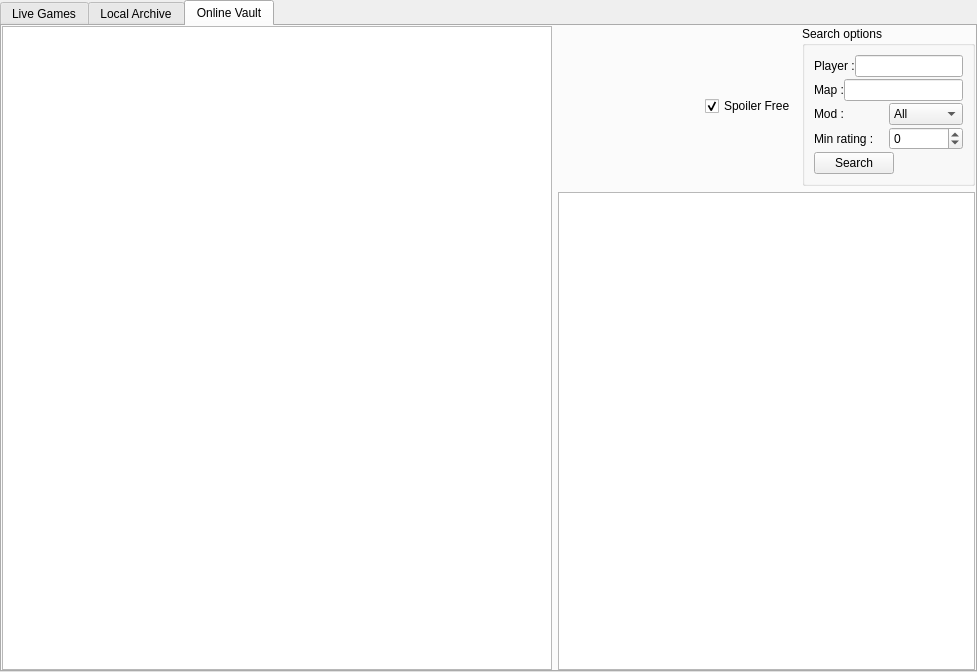
Before: the Qt Designer form res/replays/replays.ui in FAForever/client, drawn with Qt 5.
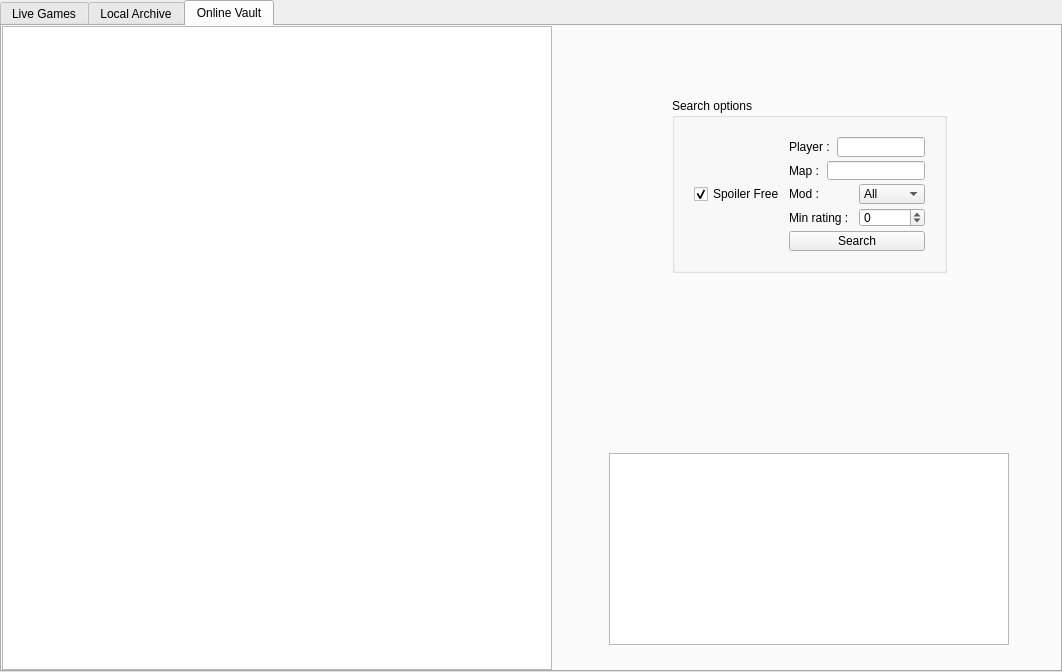
After: the same form once the commit is applied.

Commit message:
Redesign UI in replay vault
* Changed UI in the Replayvault
* Split generateInfoPlayersHtml into different methods
* Moved HTML as much as possible to the top and in constants
* Added free-for-all in the extra information of the replay
* Removed observers from the extra information of the replay
* Removed after rating from extra information of the replay (in code)

Fixes #316

```diff
--- a/res/replays/replays.ui
+++ b/res/replays/replays.ui
@@ -6,7 +6,7 @@
    <rect>
     <x>0</x>
     <y>0</y>
-    <width>977</width>
+    <width>1062</width>
     <height>672</height>
    </rect>
   </property>
@@ -168,79 +168,100 @@
     <property name="margin">
      <number>0</number>
     </property>
-    <item row="0" column="0" rowspan="2">
-     <widget class="QTreeWidget" name="onlineTree">
+    <item row="2" column="1">
+     <widget class="QWidget" name="widget" native="true">
+      <property name="sizePolicy">
+       <sizepolicy hsizetype="MinimumExpanding" vsizetype="MinimumExpanding">
+        <horstretch>0</horstretch>
+        <verstretch>0</verstretch>
+       </sizepolicy>
+      </property>
       <property name="minimumSize">
        <size>
-        <width>550</width>
+        <width>200</width>
+        <height>150</height>
+       </size>
+      </property>
+      <property name="sizeIncrement">
+       <size>
+        <width>0</width>
         <height>0</height>
        </size>
       </property>
-      <property name="maximumSize">
-       <size>
-        <width>550</width>
-        <height>16777215</height>
-       </size>
-      </property>
-      <property name="sortingEnabled">
-       <bool>true</bool>
-      </property>
-      <property name="columnCount">
-       <number>2</number>
-      </property>
-      <attribute name="headerVisible">
-       <bool>false</bool>
-      </attribute>
-      <attribute name="headerDefaultSectionSize">
-       <number>200</number>
-      </attribute>
-      <attribute name="headerMinimumSectionSize">
-       <number>200</number>
-      </attribute>
-      <column>
-       <property name="text">
-        <string>New Column</string>
-       </property>
-      </column>
-      <column>
-       <property name="text">
-        <string>New Column</string>
-       </property>
-      </column>
-     </widget>
-    </item>
-    <item row="0" column="2">
-     <spacer name="horizontalSpacer">
+      <layout class="QGridLayout" name="gridLayout_5">
+       <item row="1" column="2">
+        <spacer name="horizontalSpacer_2">
       <property name="orientation">
        <enum>Qt::Horizontal</enum>
       </property>
       <property name="sizeType">
-       <enum>QSizePolicy::MinimumExpanding</enum>
+          <enum>QSizePolicy::Expanding</enum>
       </property>
       <property name="sizeHint" stdset="0">
        <size>
         <width>0</width>
-        <height>0</height>
+           <height>20</height>
        </size>
       </property>
      </spacer>
     </item>
-    <item row="1" column="2" colspan="3">
-     <widget class="QTextBrowser" name="replayInfos">
-      <property name="textInteractionFlags">
-       <set>Qt::NoTextInteraction</set>
-      </property>
-      <property name="openExternalLinks">
-       <bool>true</bool>
-      </property>
-     </widget>
-    </item>
-    <item row="0" column="4">
+       <item row="0" column="1">
+        <spacer name="verticalSpacer">
+         <property name="orientation">
+          <enum>Qt::Vertical</enum>
+         </property>
+         <property name="sizeHint" stdset="0">
+          <size>
+           <width>20</width>
+           <height>40</height>
+          </size>
+         </property>
+        </spacer>
+       </item>
+       <item row="2" column="1">
+        <spacer name="verticalSpacer_2">
+         <property name="orientation">
+          <enum>Qt::Vertical</enum>
+         </property>
+         <property name="sizeHint" stdset="0">
+          <size>
+           <width>20</width>
+           <height>40</height>
+          </size>
+         </property>
+        </spacer>
+       </item>
+       <item row="1" column="0">
+        <spacer name="horizontalSpacer">
+         <property name="orientation">
+          <enum>Qt::Horizontal</enum>
+         </property>
+         <property name="sizeHint" stdset="0">
+          <size>
+           <width>0</width>
+           <height>20</height>
+          </size>
+         </property>
+        </spacer>
+       </item>
+       <item row="1" column="1">
      <widget class="QGroupBox" name="groupBox">
+         <property name="sizePolicy">
+          <sizepolicy hsizetype="Minimum" vsizetype="Minimum">
+           <horstretch>0</horstretch>
+           <verstretch>0</verstretch>
+          </sizepolicy>
+         </property>
+         <property name="minimumSize">
+          <size>
+           <width>275</width>
+           <height>175</height>
+          </size>
+         </property>
       <property name="maximumSize">
        <size>
-        <width>200</width>
-        <height>16777215</height>
+           <width>275</width>
+           <height>175</height>
        </size>
       </property>
       <property name="title">
@@ -249,19 +270,34 @@
       <property name="flat">
        <bool>true</bool>
       </property>
-      <layout class="QGridLayout" name="gridLayout_3">
+         <layout class="QFormLayout" name="formLayout">
+          <property name="fieldGrowthPolicy">
+           <enum>QFormLayout::AllNonFixedFieldsGrow</enum>
+          </property>
+          <property name="rowWrapPolicy">
+           <enum>QFormLayout::DontWrapRows</enum>
+          </property>
        <property name="horizontalSpacing">
-        <number>6</number>
+           <number>4</number>
        </property>
        <property name="verticalSpacing">
-        <number>2</number>
-       </property>
-       <item row="0" column="0" colspan="2">
+           <number>4</number>
+          </property>
+          <property name="margin">
+           <number>19</number>
+          </property>
+          <item row="0" column="1">
         <layout class="QHBoxLayout" name="horizontalLayout">
          <item>
           <widget class="QLabel" name="label">
+              <property name="autoFillBackground">
+               <bool>false</bool>
+              </property>
+              <property name="styleSheet">
+               <string notr="true"/>
+              </property>
            <property name="text">
-            <string>Player :</string>
+               <string>Player : </string>
            </property>
           </widget>
          </item>
@@ -270,12 +306,18 @@
          </item>
         </layout>
        </item>
-       <item row="1" column="0" colspan="2">
+          <item row="1" column="1">
         <layout class="QHBoxLayout" name="horizontalLayout_2">
          <item>
           <widget class="QLabel" name="label_2">
+              <property name="autoFillBackground">
+               <bool>false</bool>
+              </property>
+              <property name="styleSheet">
+               <string notr="true"/>
+              </property>
            <property name="text">
-            <string>Map :</string>
+               <string>Map : </string>
            </property>
           </widget>
          </item>
@@ -284,12 +326,28 @@
          </item>
         </layout>
        </item>
-       <item row="2" column="0" colspan="2">
+          <item row="2" column="0">
+           <widget class="QCheckBox" name="spoilerCheckbox">
+            <property name="text">
+             <string>Spoiler Free</string>
+            </property>
+            <property name="checked">
+             <bool>true</bool>
+            </property>
+           </widget>
+          </item>
+          <item row="2" column="1">
         <layout class="QHBoxLayout" name="horizontalLayout_3">
          <item>
           <widget class="QLabel" name="label_3">
+              <property name="autoFillBackground">
+               <bool>false</bool>
+              </property>
+              <property name="styleSheet">
+               <string notr="true"/>
+              </property>
            <property name="text">
-            <string>Mod :</string>
+               <string>Mod : </string>
            </property>
           </widget>
          </item>
@@ -304,17 +362,26 @@
          </item>
         </layout>
        </item>
-       <item row="3" column="0" rowspan="2" colspan="2">
+          <item row="3" column="1">
         <layout class="QHBoxLayout" name="horizontalLayout_4">
          <item>
           <widget class="QLabel" name="label_4">
+              <property name="autoFillBackground">
+               <bool>false</bool>
+              </property>
+              <property name="styleSheet">
+               <string notr="true"/>
+              </property>
            <property name="text">
-            <string>Min rating :</string>
+               <string>Min rating : </string>
            </property>
           </widget>
          </item>
          <item>
           <widget class="QSpinBox" name="minRating">
+              <property name="styleSheet">
+               <string notr="true"/>
+              </property>
            <property name="minimum">
             <number>-200</number>
            </property>
@@ -325,7 +392,7 @@
          </item>
         </layout>
        </item>
-       <item row="5" column="0">
+          <item row="4" column="1">
         <widget class="QPushButton" name="searchButton">
          <property name="text">
           <string>Search</string>
@@ -335,14 +402,157 @@
       </layout>
      </widget>
     </item>
-    <item row="0" column="3">
-     <widget class="QCheckBox" name="spoilerCheckbox">
+      </layout>
+      <zorder>groupBox</zorder>
+      <zorder>horizontalSpacer</zorder>
+      <zorder>verticalSpacer</zorder>
+      <zorder>verticalSpacer_2</zorder>
+      <zorder>horizontalSpacer_2</zorder>
+     </widget>
+    </item>
+    <item row="1" column="0" rowspan="4">
+     <widget class="QTreeWidget" name="onlineTree">
+      <property name="sizePolicy">
+       <sizepolicy hsizetype="MinimumExpanding" vsizetype="Expanding">
+        <horstretch>0</horstretch>
+        <verstretch>0</verstretch>
+       </sizepolicy>
+      </property>
+      <property name="minimumSize">
+       <size>
+        <width>550</width>
+        <height>0</height>
+       </size>
+      </property>
+      <property name="maximumSize">
+       <size>
+        <width>550</width>
+        <height>16777215</height>
+       </size>
+      </property>
+      <property name="sizeIncrement">
+       <size>
+        <width>50</width>
+        <height>0</height>
+       </size>
+      </property>
+      <property name="sortingEnabled">
+       <bool>true</bool>
+      </property>
+      <property name="columnCount">
+       <number>2</number>
+      </property>
+      <attribute name="headerVisible">
+       <bool>false</bool>
+      </attribute>
+      <attribute name="headerDefaultSectionSize">
+       <number>200</number>
+      </attribute>
+      <attribute name="headerMinimumSectionSize">
+       <number>200</number>
+      </attribute>
+      <column>
       <property name="text">
-       <string>Spoiler Free</string>
-      </property>
-      <property name="checked">
+        <string>New Column</string>
+       </property>
+      </column>
+      <column>
+       <property name="text">
+        <string>New Column</string>
+       </property>
+      </column>
+     </widget>
+    </item>
+    <item row="3" column="1">
+     <widget class="QWidget" name="widget_2" native="true">
+      <layout class="QGridLayout" name="gridLayout_3">
+       <item row="0" column="1">
+        <spacer name="verticalSpacer_3">
+         <property name="orientation">
+          <enum>Qt::Vertical</enum>
+         </property>
+         <property name="sizeHint" stdset="0">
+          <size>
+           <width>100</width>
+           <height>100</height>
+          </size>
+         </property>
+        </spacer>
+       </item>
+       <item row="2" column="1">
+        <spacer name="verticalSpacer_4">
+         <property name="orientation">
+          <enum>Qt::Vertical</enum>
+         </property>
+         <property name="sizeHint" stdset="0">
+          <size>
+           <width>0</width>
+           <height>10</height>
+          </size>
+         </property>
+        </spacer>
+       </item>
+       <item row="1" column="2">
+        <spacer name="horizontalSpacer_3">
+         <property name="orientation">
+          <enum>Qt::Horizontal</enum>
+         </property>
+         <property name="sizeHint" stdset="0">
+          <size>
+           <width>40</width>
+           <height>20</height>
+          </size>
+         </property>
+        </spacer>
+       </item>
+       <item row="1" column="0">
+        <spacer name="horizontalSpacer_4">
+         <property name="orientation">
+          <enum>Qt::Horizontal</enum>
+         </property>
+         <property name="sizeHint" stdset="0">
+          <size>
+           <width>40</width>
+           <height>20</height>
+          </size>
+         </property>
+        </spacer>
+       </item>
+       <item row="1" column="1">
+        <widget class="QTextBrowser" name="replayInfos">
+         <property name="sizePolicy">
+          <sizepolicy hsizetype="Minimum" vsizetype="Minimum">
+           <horstretch>0</horstretch>
+           <verstretch>0</verstretch>
+          </sizepolicy>
+         </property>
+         <property name="minimumSize">
+          <size>
+           <width>400</width>
+           <height>150</height>
+          </size>
+         </property>
+         <property name="sizeIncrement">
+          <size>
+           <width>0</width>
+           <height>0</height>
+          </size>
+         </property>
+         <property name="baseSize">
+          <size>
+           <width>0</width>
+           <height>0</height>
+          </size>
+         </property>
+         <property name="textInteractionFlags">
+          <set>Qt::NoTextInteraction</set>
+         </property>
+         <property name="openExternalLinks">
        <bool>true</bool>
       </property>
+        </widget>
+       </item>
+      </layout>
      </widget>
     </item>
    </layout>
```
Lines whose indentation alone changed are shown as unchanged. The commit also changes 3 other files.
